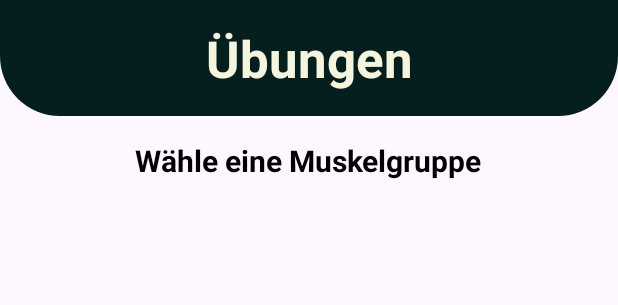
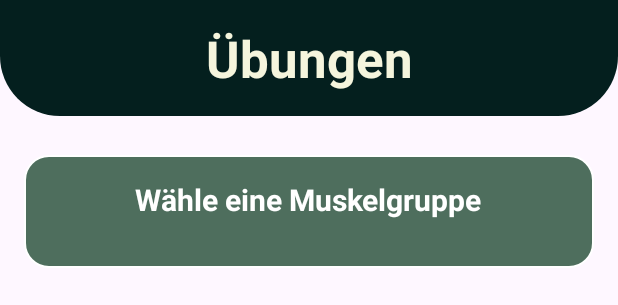
Before and after one commit to philippsnr/Fitness-Tracker, an Android app: the layout fragment_exercise.xml on its own in the app's theme, with its tools: preview values and no code run, on a phone screen of 412 x 824 dp. Shown: the top 305 px of the screen. Run offline under Robolectric (Android 15) with nearby library versions, the phone set to English and light mode, and no system bars.

Commit message:
design exercise list and muscle group filter

```diff
--- /dev/null
+++ b/app/src/main/res/drawable/rounded_border_gray.xml
@@ -0,0 +1,4 @@
+<shape xmlns:android="http://schemas.android.com/apk/res/android">
+    <solid android:color="@color/light_gray"/>
+    <corners android:radius="10dp"/>
+</shape>
--- /dev/null
+++ b/app/src/main/res/drawable/rounded_border_secondary.xml
@@ -0,0 +1,5 @@
+<shape xmlns:android="http://schemas.android.com/apk/res/android">
+    <solid android:color="@color/secundary"/>
+    <corners android:radius="16dp"/>
+    <stroke android:color="#FFFFFF" android:width="1dp"/>
+</shape>
--- a/app/src/main/res/layout/fragment_exercise.xml
+++ b/app/src/main/res/layout/fragment_exercise.xml
@@ -16,22 +16,27 @@
         android:background="@drawable/fragment_header"
         android:padding="16dp" />
 
-    <!-- ScrollView für den restlichen Content -->
-    <ScrollView
-        android:layout_width="match_parent"
-        android:layout_height="match_parent"
-        android:fillViewport="true">
-
         <LinearLayout
             android:layout_width="match_parent"
             android:layout_height="wrap_content"
             android:padding="16dp"
             android:orientation="vertical">
 
+            <LinearLayout
+                android:layout_width="match_parent"
+                android:layout_height="wrap_content"
+                android:orientation="vertical"
+                android:gravity="center_vertical"
+                android:layout_marginBottom="30dp"
+                android:layout_marginTop="10dp"
+                android:padding="16dp"
+                android:background="@drawable/rounded_border_primary">
+
                 <TextView
                     android:layout_width="wrap_content"
                     android:layout_height="wrap_content"
                     android:text="@string/welcomeMuscleMessage"
+                    android:textColor="@android:color/white"
                     android:textSize="20sp"
                     android:textStyle="bold"
                     android:layout_gravity="center_horizontal"
@@ -48,15 +53,20 @@
                         android:layout_height="wrap_content"
                         android:orientation="horizontal"
                         android:gravity="center"/>
+
                 </HorizontalScrollView>
+
+            </LinearLayout>
 
             <androidx.recyclerview.widget.RecyclerView
                 android:id="@+id/recyclerViewExercises"
                 android:layout_width="match_parent"
                 android:layout_height="wrap_content"
-                android:layout_marginTop="8dp"/>
+                android:orientation="vertical"
+                android:gravity="center_vertical"
+                android:layout_marginBottom="10dp"
+                android:layout_marginTop="10dp"/>
 
         </LinearLayout>
-    </ScrollView>
 
 </LinearLayout>
--- a/app/src/main/res/values/colors.xml
+++ b/app/src/main/res/values/colors.xml
@@ -8,6 +8,7 @@
     <color name="text">#000000</color>
     <color name="blue">#184387</color>
     <color name="neon_blue">#00CBCC</color>
+    <color name="light_gray">#D3D3D3</color>
     <color name="bmi_underweight">#2196F3</color>  <!-- Blau -->
     <color name="bmi_normal">#4CAF50</color>       <!-- Grün -->
     <color name="bmi_overweight">#FFEB3B</color>   <!-- Gelb -->
```
Also changed, not shown: app/src/main/java/com/example/fitnesstracker/ui/exercise/ExerciseAdapter.java (+12 -0 lines), app/src/main/java/com/example/fitnesstracker/ui/exercise/ExerciseFragment.java (+12 -0 lines). Lines whose indentation alone changed are shown as unchanged.
